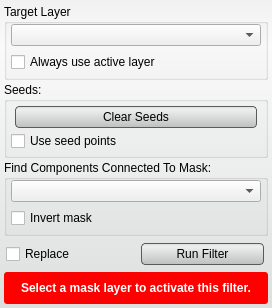
SCIInstitute/Seg3D, file src/Interface/ToolInterface/ConnectedComponentFilterInterface.ui: the form before one commit.
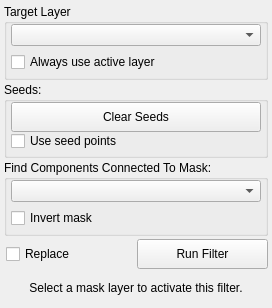
The form after the commit. Custom widgets are drawn as their Qt base class.

The edit to the form file:
```diff
--- a/src/Interface/ToolInterface/ConnectedComponentFilterInterface.ui
+++ b/src/Interface/ToolInterface/ConnectedComponentFilterInterface.ui
@@ -19,33 +19,6 @@
   <property name="windowTitle">
    <string>Connected Component Filter</string>
   </property>
-  <property name="styleSheet">
-   <string notr="true">QWidget#ConnectedComponentFilterInterface{
-  border-radius: 3px;
-  background-color: qlineargradient(spread:pad, x1:0.5, y1:0, x2:0.5, y2:0.960227, stop:0 rgba(241, 241, 241, 255), stop:0.155779 rgba(250, 250, 250, 255), stop:1 rgba(222, 224, 224, 255));       
-}
-
-QPushButton{
-  background-color: qlineargradient(spread:pad, x1:0.5, y1:0, x2:0.5, y2:0.960227, stop:0 rgba(221, 221, 221, 255), stop:0.155779 rgba(238, 238, 238, 255), stop:1 rgba(192, 194, 194, 255));
-  border-radius: 4px;
-  border: 1px solid rgb(90, 90, 90);
-  margin:4px;
-}
-
-QPushButton:hover{
-  background-color: qlineargradient(spread:pad, x1:0.5, y1:0, x2:0.5, y2:1, stop:0 rgba(195, 195, 195, 255), stop:0.253769 rgba(206, 206, 206, 255), stop:1 rgba(185, 185, 185, 255));
-  border-radius: 4px;
-  border: 1px solid rgb(90, 90, 90);
-  margin:4px;
-}
-
-QPushButton:pressed{
-  background-color: qlineargradient(spread:pad, x1:0.5, y1:0, x2:0.5, y2:1, stop:0 rgba(150, 150, 150, 255), stop:0.753769 rgba(206, 206, 206, 255), stop:1 rgba(185, 185, 185, 255));
-  border-radius: 4px;
-  border: 1px solid rgb(90, 90, 90);
-  margin:4px;
-}</string>
-  </property>
   <layout class="QVBoxLayout" name="verticalLayout">
    <property name="spacing">
     <number>2</number>
@@ -345,17 +318,6 @@
        <height>32</height>
       </size>
      </property>
-     <property name="styleSheet">
-      <string notr="true">QLabel#message_{
-  color: white;
-  font: bold;
-}
-
-QWidget#message_alert_{
-  border-radius: 3px;
-  background-color: red;
-}</string>
-     </property>
      <layout class="QHBoxLayout" name="horizontalLayout_5">
       <property name="spacing">
        <number>0</number>
```
